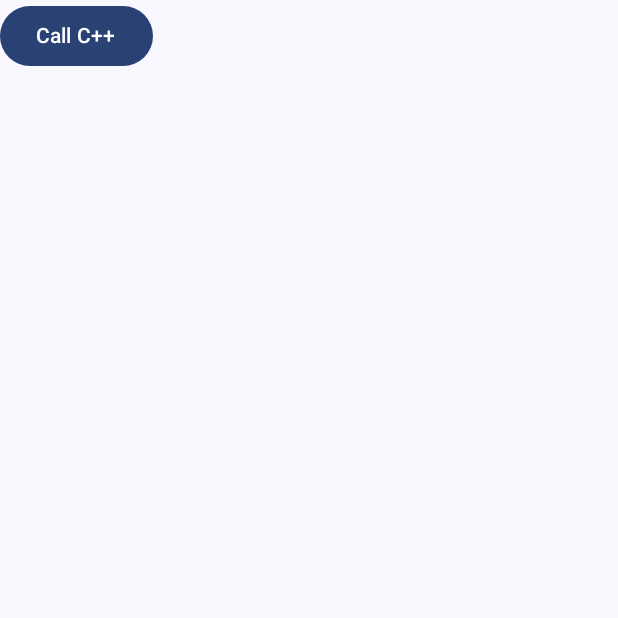
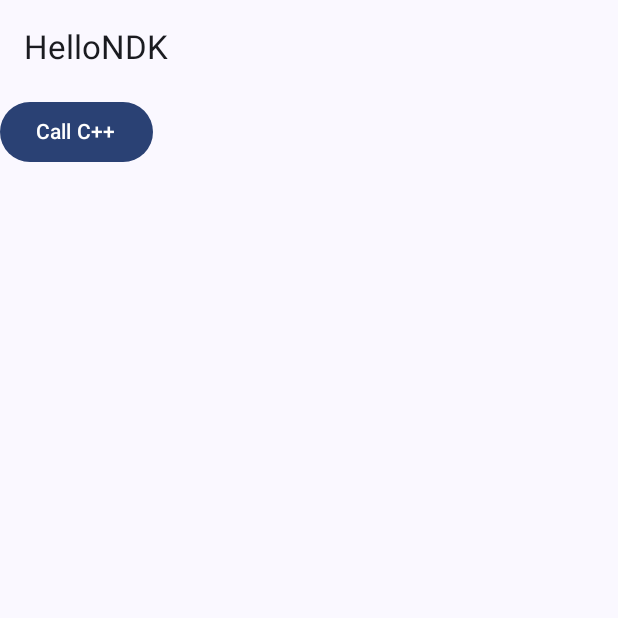
Before and after one commit to herman-peralta-ben/HelloNDK, an Android app built with Jetpack Compose: the screen it shows after launch (MainActivity), on a phone screen of 412 x 824 dp, the top half of it. Run offline under Robolectric (Android 15) with nearby library versions, the light colour scheme and no system bars.

Commit message:
02 Call C++ code from Android

```diff
--- a/app/src/main/java/com/example/hello_ndk/MainActivity.kt
+++ b/app/src/main/java/com/example/hello_ndk/MainActivity.kt
@@ -5,21 +5,25 @@ import androidx.activity.ComponentActivity
 import androidx.activity.compose.setContent
 import androidx.compose.foundation.layout.Row
 import androidx.compose.foundation.layout.fillMaxSize
+import androidx.compose.foundation.layout.padding
 import androidx.compose.material3.Button
+import androidx.compose.material3.ExperimentalMaterial3Api
 import androidx.compose.material3.MaterialTheme
+import androidx.compose.material3.Scaffold
+import androidx.compose.material3.SnackbarHost
+import androidx.compose.material3.SnackbarHostState
 import androidx.compose.material3.Surface
 import androidx.compose.material3.Text
+import androidx.compose.material3.TopAppBar
 import androidx.compose.runtime.Composable
+import androidx.compose.runtime.remember
+import androidx.compose.runtime.rememberCoroutineScope
 import androidx.compose.ui.Modifier
 import androidx.compose.ui.tooling.preview.Preview
 import com.example.hello_ndk.ui.theme.HelloNDKTheme
+import kotlinx.coroutines.launch
 
 class MainActivity : ComponentActivity() {
-    companion object {
-        init {
-            System.loadLibrary("hello_ndk")
-        }
-    }
 
     override fun onCreate(savedInstanceState: Bundle?) {
         super.onCreate(savedInstanceState)
@@ -37,13 +41,27 @@ class MainActivity : ComponentActivity() {
     }
 }
 
+@OptIn(ExperimentalMaterial3Api::class)
 @Composable
 fun Greeting(name: String, modifier: Modifier = Modifier) {
-    Row {
-        Button(onClick = { TODO("Call C++") }) {
-            Text(
-                text = "Call C++",
-            )
+    val snackbarHostState = remember { SnackbarHostState() }
+    val scope = rememberCoroutineScope()
+
+    Scaffold(
+        snackbarHost = { SnackbarHost(hostState = snackbarHostState) },
+        topBar = { TopAppBar(title = { Text(text = "HelloNDK") }) },
+    ) {
+        Row(modifier = modifier.padding(it)) {
+            Button(onClick = {
+                scope.launch {
+                    val ndkValue = JNIBridge().helloWorldFromJNI(name)
+                    snackbarHostState.showSnackbar(ndkValue)
+                }
+            }) {
+                Text(
+                    text = "Call C++",
+                )
+            }
         }
     }
 }
```
Also changed, not shown: app/src/main/java/com/example/hello_ndk/JNIBridge.kt (added, +11 -0 lines), 1 other file.
